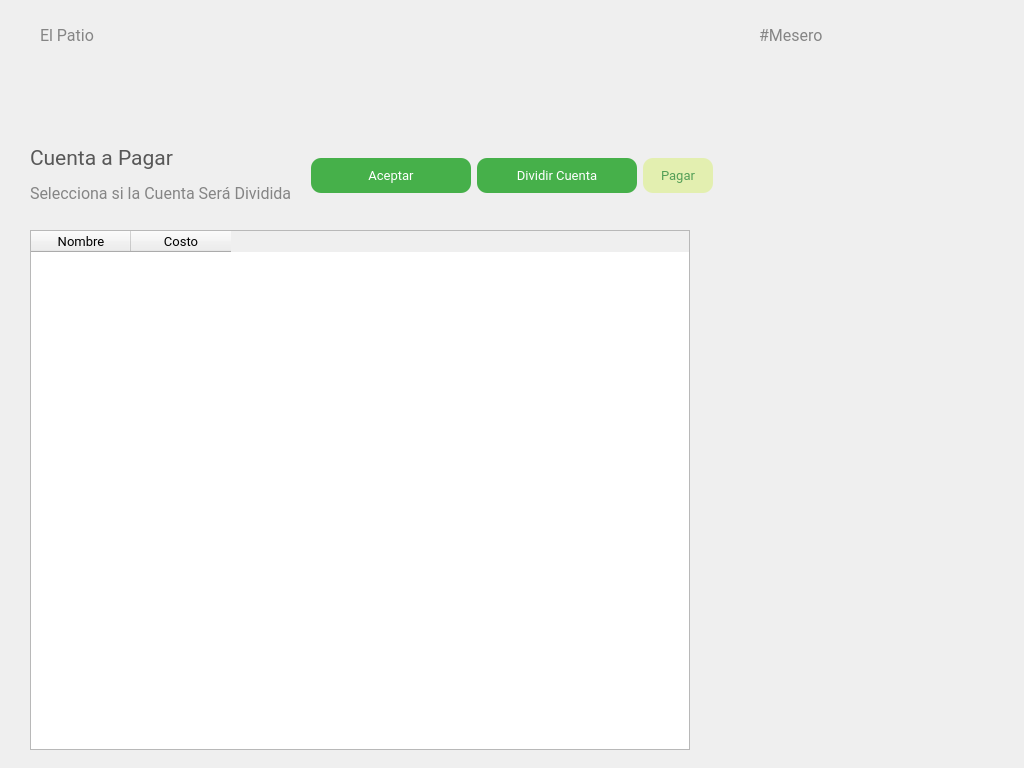
This is El-Patio/dividircuenta.ui in MrDanielG/IHC-ElPatio as Qt 5 draws it before an edit. The edited form follows.
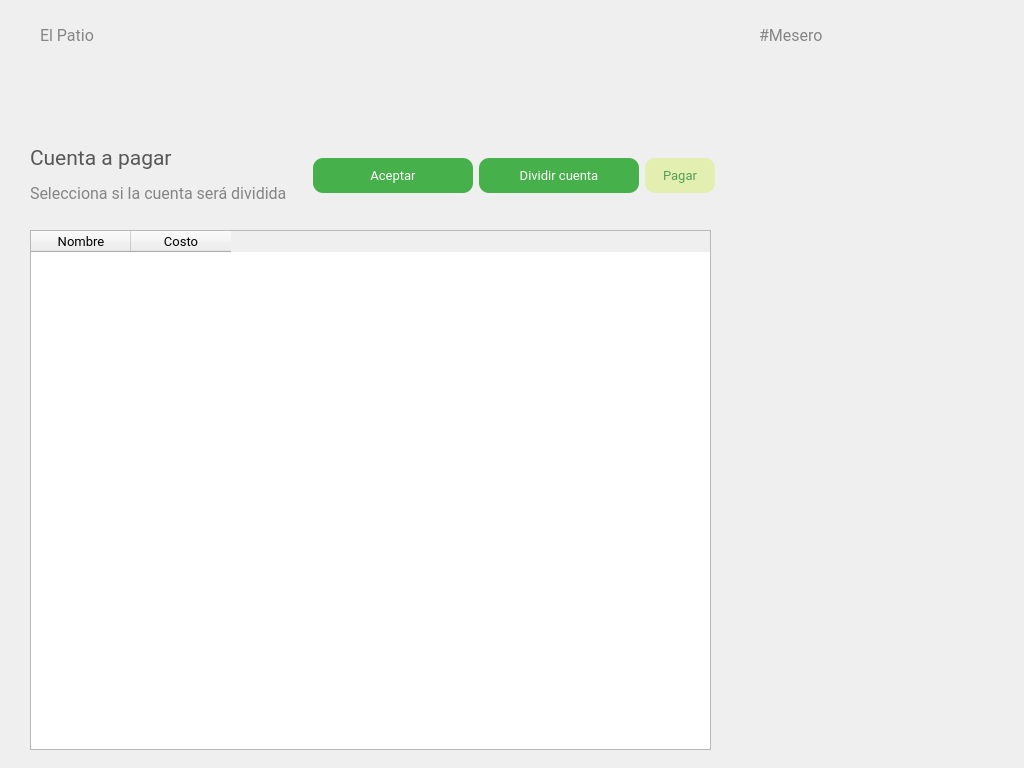
This is the edited form.

Commit message: Interfaces y transferencia de cuentas

The edit to the form file:
```diff
--- a/El-Patio/dividircuenta.ui
+++ b/El-Patio/dividircuenta.ui
@@ -123,7 +123,7 @@
     <rect>
      <x>30</x>
      <y>140</y>
-     <width>683</width>
+     <width>685</width>
      <height>71</height>
     </rect>
    </property>
@@ -146,7 +146,7 @@
 </string>
         </property>
         <property name="text">
-         <string>Cuenta a Pagar</string>
+         <string>Cuenta a pagar</string>
         </property>
        </widget>
       </item>
@@ -163,7 +163,7 @@
 </string>
         </property>
         <property name="text">
-         <string>Selecciona si la Cuenta Será Dividida</string>
+         <string>Selecciona si la cuenta será dividida</string>
         </property>
        </widget>
       </item>
@@ -266,7 +266,7 @@
 }</string>
         </property>
         <property name="text">
-         <string>Dividir Cuenta</string>
+         <string>Dividir cuenta</string>
         </property>
        </widget>
       </item>
@@ -322,7 +322,7 @@
     <rect>
      <x>30</x>
      <y>230</y>
-     <width>660</width>
+     <width>681</width>
      <height>520</height>
     </rect>
    </property>
```
The commit also changes 10 other files.
